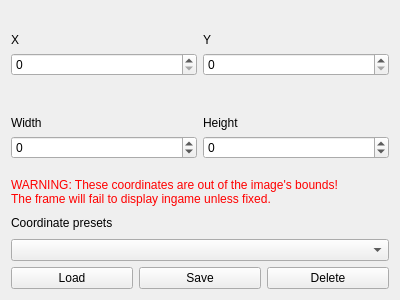
headshot2017/smbzg-charloader, file gui-tool/ui/actiontab_frame.ui: the form before one commit.
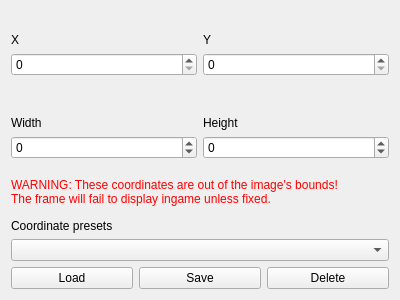
The form after the commit.

Commit message: align bottom

Diff of the .ui file:
```diff
--- a/gui-tool/ui/actiontab_frame.ui
+++ b/gui-tool/ui/actiontab_frame.ui
@@ -179,7 +179,7 @@
    </item>
    <item>
     <layout class="QVBoxLayout" name="verticalLayout_6">
-     <item>
+     <item alignment="Qt::AlignBottom">
       <widget class="QLabel" name="label_5">
        <property name="text">
         <string>Coordinate presets</string>
```
The commit also changes 1 other file.
